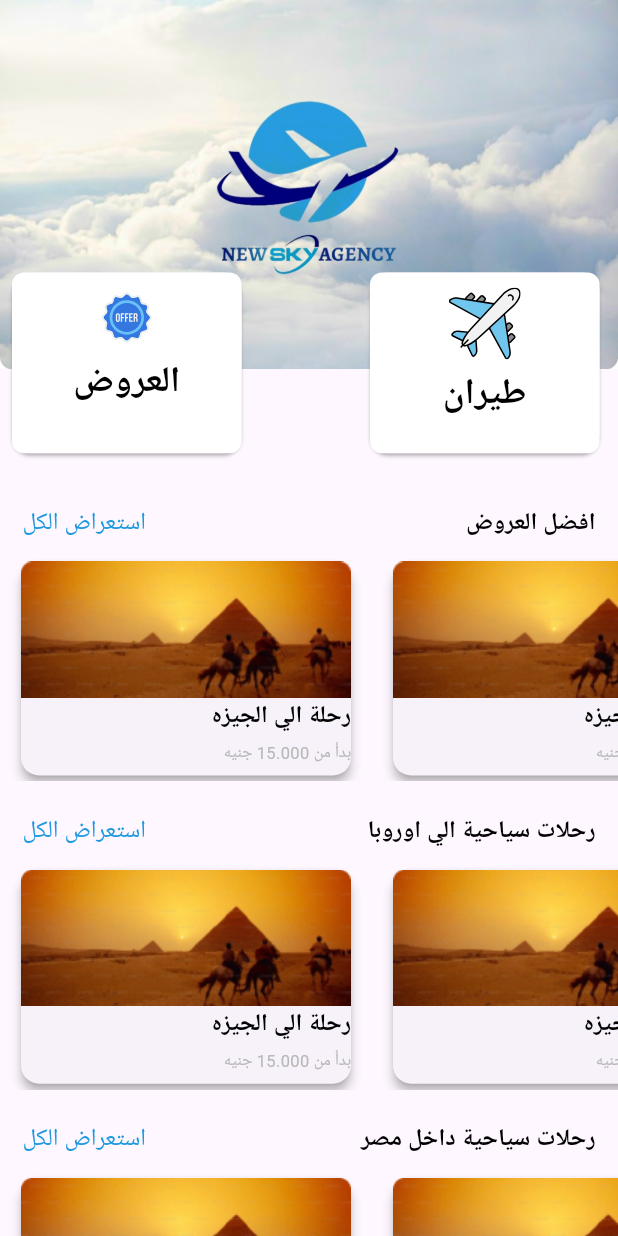
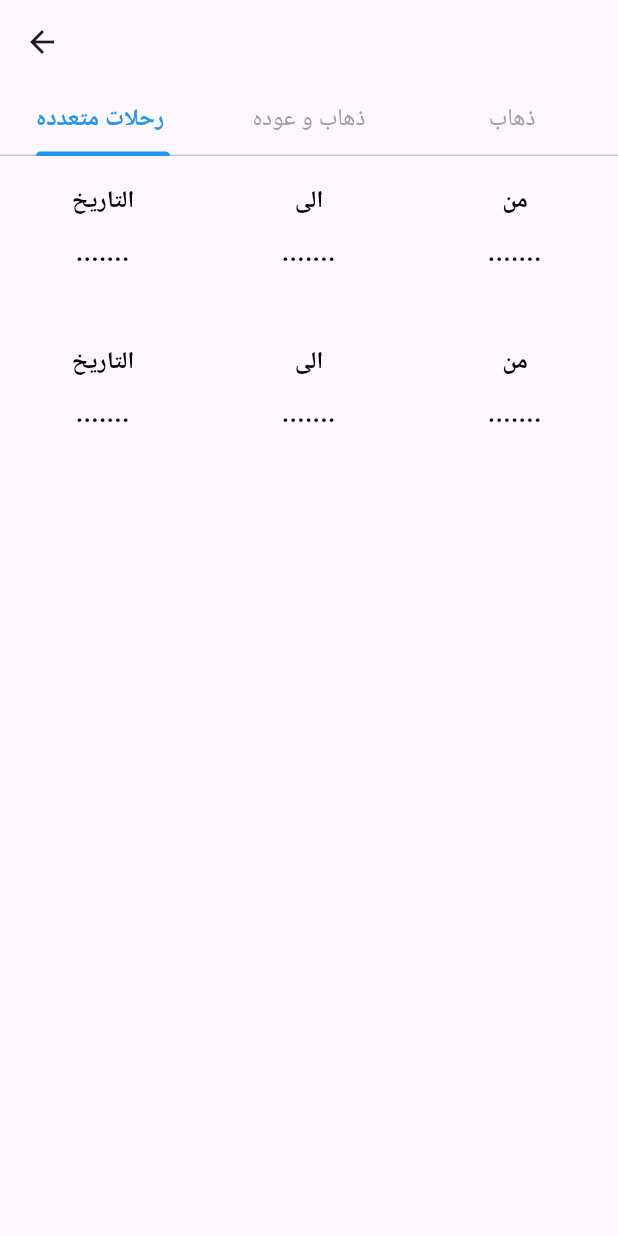
Before and after one commit to Ahmed-Ekramy/Travel-App, a Flutter app: the HomeLayout screen opened by its route, after a tap on "طيران", on a phone screen of 412 x 824 dp. Run offline on Flutter 3.47's test engine with Material 3 defaults, Android fonts, the phone set to English and light mode, and no system bars; our stand-ins replace flutter_screenutil, flutter_svg, google_fonts; Roboto replaces fonts that are missing (Readex Pro).

Commit message:
tab bar and screen tab bar

```diff
--- a/lib/core/routing/app_route.dart
+++ b/lib/core/routing/app_route.dart
@@ -2,6 +2,7 @@ import 'package:flutter/material.dart';
 import 'package:travel_app/core/routing/route.dart';
 import '../../features/home/presentation/pages/home.dart';
 import '../../features/home/presentation/tabs/home_layout.dart';
+import '../../flight/presentation/pages/flight_screen.dart';
 
 class AppRoute{
  static Route generateRoute(RouteSettings settings){
@@ -17,6 +18,11 @@ class AppRoute{
       builder: (context) {
        return const HomeLayout();
       },
+     );case (Routes.flightScreen):
+     return MaterialPageRoute(
+      builder: (context) {
+       return const FlightScreen();
+      },
      );
     default:
      return MaterialPageRoute(
--- a/lib/core/routing/route.dart
+++ b/lib/core/routing/route.dart
@@ -1,4 +1,6 @@
 class Routes{
   static const String home="/";
   static const String homeLayout="homeLayout";
+  static const String flightScreen="flightScreen";
+  static const String  passengers="passengers";
 }
--- a/lib/features/home/presentation/tabs/home_layout.dart
+++ b/lib/features/home/presentation/tabs/home_layout.dart
@@ -1,5 +1,6 @@
 import 'package:flutter/material.dart';
 import 'package:flutter_screenutil/flutter_screenutil.dart';
+import 'package:travel_app/core/routing/route.dart';
 import '../widgets/card_item.dart';
 import '../widgets/listview_builder.dart';
 import '../widgets/row_item.dart';
@@ -33,6 +34,7 @@ class HomeLayout extends StatelessWidget {
                       ),
                        InkWell(
                            onTap: () {
+                             Navigator.pushNamed(context, Routes.flightScreen);
                            },
                            child: const CardItem("assets/svg/Plane.svg", "طيران")),
                     ],
--- a/lib/features/home/presentation/widgets/card_item.dart
+++ b/lib/features/home/presentation/widgets/card_item.dart
@@ -13,15 +13,20 @@ class CardItem extends StatelessWidget {
   @override
   Widget build(BuildContext context) {
     return Card(
-      elevation: 1,
-      shadowColor: Colors.grey,
       child: Container(
         padding: const EdgeInsets.all(10),
         width: 146.w,
         height: 200.h,
         decoration: BoxDecoration(
             color: Colors.white,
-            borderRadius: BorderRadius.circular(8)
+            borderRadius: BorderRadius.circular(8),
+            boxShadow: [
+            BoxShadow(
+            color: Color(0x0F000000),
+        blurRadius: 50,
+        offset: Offset(0, 1),
+        spreadRadius: 0,
+      )],
         ),
         child: Column(
 
--- a/lib/features/home/presentation/widgets/listview_item.dart
+++ b/lib/features/home/presentation/widgets/listview_item.dart
@@ -11,18 +11,36 @@ class ListViewItem extends StatelessWidget {
   @override
   Widget build(BuildContext context) {
     return Card(
-      elevation: 3,
-      shadowColor: Colors.grey,
-      child: Column(crossAxisAlignment: CrossAxisAlignment.end, children: [
-        Image.asset(
-          "assets/images/listview.png",
+      elevation: 2,
+      shadowColor: Colors.white,
+      child: Container(
+        width: 220,
+        height: 147,
+        decoration: ShapeDecoration(
+          color: Colors.white,
+          shape: RoundedRectangleBorder(
+            borderRadius: BorderRadius.circular(8),
+          ),
         ),
-        Text('رحلة الي الجيزه',
-            textAlign: TextAlign.center, style: readexPro16w700()),
-        SizedBox(height: 8.h,),
-        Text('بدأ من 15.000 جنيه',
-            textAlign: TextAlign.center, style: readexPro11w400()),
-      ]),
+        child: Column(crossAxisAlignment: CrossAxisAlignment.end, children: [
+          Image.asset(
+            "assets/images/listview.png",width: double.infinity,
+          ),
+          Padding(
+            padding: const EdgeInsets.only(right: 8.0),
+            child: Text('رحلة الي الجيزه',
+                textAlign: TextAlign.center, style: readexPro16w700()),
+          ),
+          SizedBox(
+            height: 8.h,
+          ),
+          Padding(
+            padding: const EdgeInsets.only(right: 8.0),
+            child: Text('بدأ من 15.000 جنيه',
+                textAlign: TextAlign.center, style: readexPro11w400()),
+          ),
+        ]),
+      ),
     );
   }
 }
--- /dev/null
+++ b/lib/flight/presentation/pages/flight_screen.dart
@@ -0,0 +1,44 @@
+import 'package:flutter/material.dart';
+import 'package:travel_app/core/theming/text_style.dart';
+
+import '../tabs/go_back_tab.dart';
+import '../tabs/go_tab.dart';
+import '../tabs/multiple_trip_tabs.dart';
+
+class FlightScreen extends StatelessWidget {
+  const FlightScreen({Key? key}) : super(key: key);
+
+  @override
+  Widget build(BuildContext context) {
+    return DefaultTabController(
+      length: 3,
+      child: Scaffold(
+        appBar: AppBar(
+          bottom: TabBar(
+              physics: const BouncingScrollPhysics(),
+              indicatorColor: Colors.blue,
+              labelColor: Colors.blue,
+              labelStyle: readexPro16w700(),
+              unselectedLabelStyle:
+                  readexPro12w400().copyWith(color: Colors.grey),
+              tabs: const [
+                Tab(
+                    child: Text(
+                  "رحلات متعدده ",
+                )),
+                Tab(child: Text("ذهاب و عوده")),
+                Tab(child: Text("ذهاب ")),
+              ]),
+        ),
+        body: const TabBarView(
+            children: [
+              MultipleTripTab(),
+              GoAndBackTabs(),
+              GoTab(),
+
+
+        ]),
+      ),
+    );
+  }
+}
--- /dev/null
+++ b/lib/flight/presentation/tabs/multiple_trip_tabs.dart
@@ -0,0 +1,35 @@
+import 'package:flutter/material.dart';
+import 'package:flutter_screenutil/flutter_screenutil.dart';
+import 'package:travel_app/core/theming/text_style.dart';
+
+import '../widgets/multiple trips_item.dart';
+
+class MultipleTripTab extends StatelessWidget {
+  const MultipleTripTab({Key? key}) : super(key: key);
+
+  @override
+  Widget build(BuildContext context) {
+    return Column(children: [
+      Expanded(
+        child: ListView.builder(
+          itemBuilder: (context, index) => Padding(
+            padding: EdgeInsets.symmetric(vertical: 30.0.h),
+            child: const MultipleTripsItem(),
+          ),
+          itemCount: 2,
+        ),
+      ),
+      // Expanded(
+      //   child: Row(
+      //     children: [
+      //       const Icon(Icons.add_circle_outline),
+      //       Text(
+      //         'اضافه رحلة اخري',
+      //         style: readexPro16w700().copyWith(color: Color(0xFF1C98DE)),
+      //       )
+      //     ],
+      //   ),
+      // )
+    ]);
+  }
+}
--- /dev/null
+++ b/lib/flight/presentation/widgets/multiple trips_item.dart
@@ -0,0 +1,19 @@
+import 'package:flutter/material.dart';
+import 'package:travel_app/flight/presentation/widgets/trip_item.dart';
+
+class MultipleTripsItem extends StatelessWidget {
+  const MultipleTripsItem({Key? key}) : super(key: key);
+
+  @override
+  Widget build(BuildContext context) {
+    return const Row(
+      mainAxisAlignment: MainAxisAlignment.spaceBetween,
+      children: [
+        TripItems(text: 'التاريخ'),
+        TripItems(text: "الى"),
+        TripItems(text: "من"),
+
+      ],
+    );
+  }
+}
--- /dev/null
+++ b/lib/flight/presentation/widgets/trip_item.dart
@@ -0,0 +1,36 @@
+import 'package:flutter/material.dart';
+
+import '../../../core/theming/text_style.dart';
+
+class TripItems extends StatelessWidget {
+  const TripItems({ required this.text,
+    super.key,
+  });
+  final String text;
+  @override
+  Widget build(BuildContext context) {
+    return Expanded(
+      child: Column(
+        crossAxisAlignment: CrossAxisAlignment.center,
+        children: [
+          Text(
+            text,
+            textAlign: TextAlign.center,
+            style: readexPro16w700(),
+          ),
+          SizedBox(
+            width: 100,
+            child: TextField(
+              textAlign: TextAlign.center,
+              decoration: InputDecoration(
+                  border: InputBorder.none,
+                  hintText: '.......',
+                  hintStyle: readexPro16w700()
+              ),
+            ),
+          ),
+        ],
+      ),
+    );
+  }
+}
```
Also changed, not shown: lib/core/shard_widget/shard_widget.dart (added, +23 -0 lines), lib/flight/presentation/tabs/go_back_tab.dart (added, +40 -0 lines), lib/flight/presentation/tabs/go_tab.dart (added, +38 -0 lines), lib/flight/presentation/widgets/go_item.dart (added, +44 -0 lines), assets/svg/Air Shipping.svg (added), assets/svg/Airplane.svg (added), assets/svg/Flight Seat.svg (added), assets/svg/calendar-edit.svg (added), assets/svg/user-info.svg (added).
